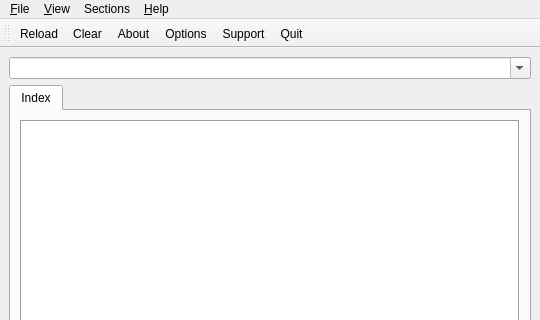
Above: manpager/main.ui from QtPlay/coastal-qt before the change; both pictures show x 0 to 540 and y 0 to 320 of the 540 by 540 pixel window. Below: the same form after it.
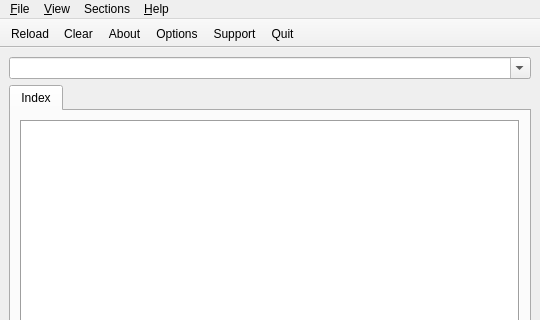
That is the form after the change. Icons and pictures are not drawn.

What changed in the file:
```diff
--- a/manpager/main.ui
+++ b/manpager/main.ui
@@ -181,6 +181,9 @@
    <property name="windowTitle">
     <string>toolBar</string>
    </property>
+   <property name="movable">
+    <bool>false</bool>
+   </property>
    <attribute name="toolBarArea">
     <enum>TopToolBarArea</enum>
    </attribute>
```
Left out of the diff: 2 changed lines with no effect on the pictures.
